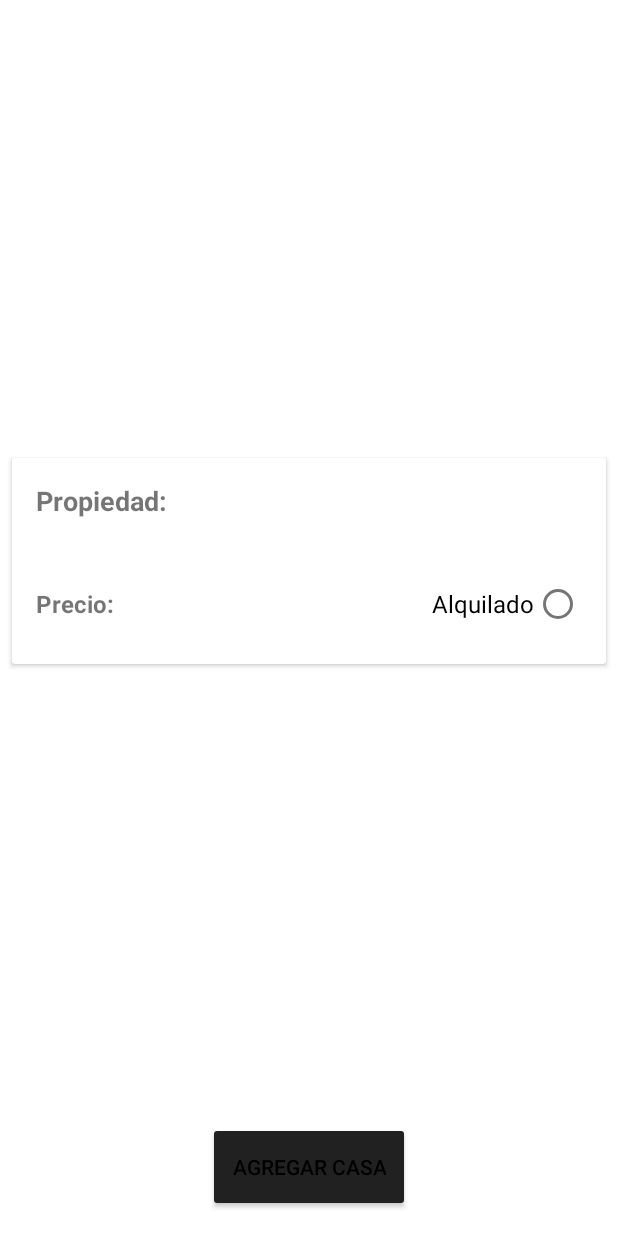
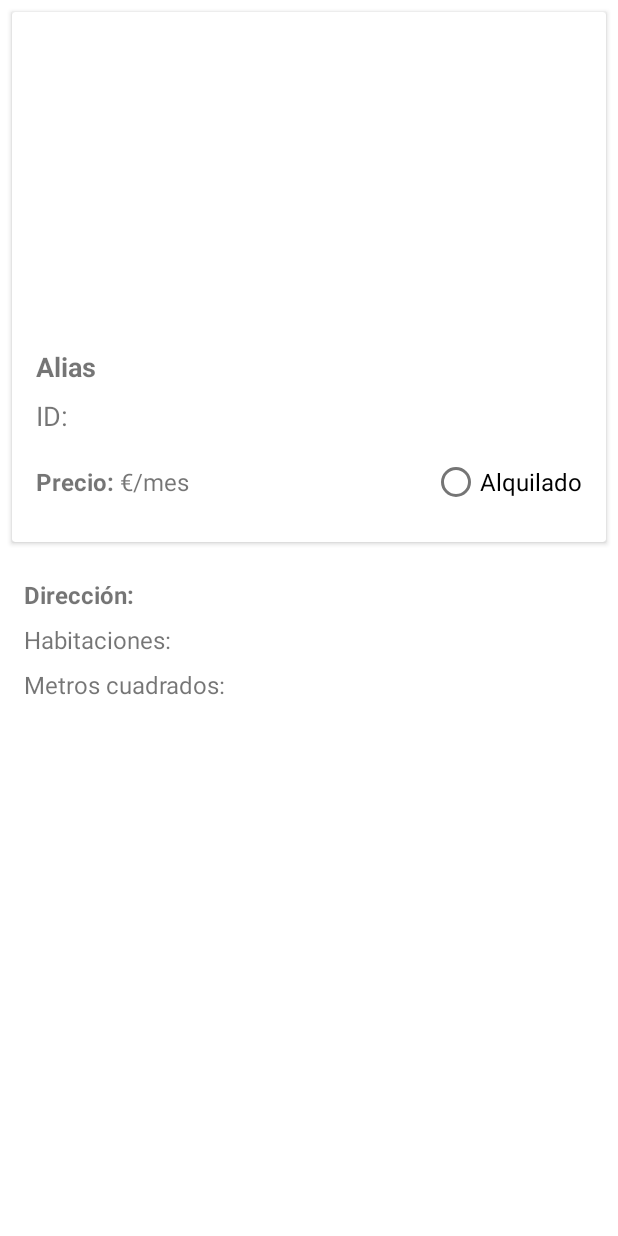
Before and after one commit to AlvaroEstebanMunoz/GestionViviendas, an Android app: the fragment DetalleCasaFragment shown on its own in the app's theme, on a phone screen of 412 x 824 dp. Run offline under Robolectric (Android 15) with nearby library versions, the phone set to English and light mode, and no system bars.

Commit message:
Inicio del desarrollo a la navegación al detalle de la casa. Ya se visualiza la lista de casas, pero no reconoce el doble click sobre la casa

```diff
--- a/app/src/main/res/layout/item_casa.xml
+++ b/app/src/main/res/layout/item_casa.xml
@@ -4,17 +4,19 @@
     xmlns:app="http://schemas.android.com/apk/res-auto"
     xmlns:tools="http://schemas.android.com/tools"
     android:layout_width="match_parent"
-    android:layout_height="match_parent">
+    android:layout_height="match_parent"
+    tools:context=".fragmentos.detalles.DetalleCasaFragment">
 
+    <!-- Réplica de la CardView de la lista de casas -->
     <androidx.cardview.widget.CardView
         android:layout_width="0dp"
         android:layout_height="wrap_content"
         android:layout_margin="8dp"
         android:elevation="4dp"
-        app:layout_constraintBottom_toTopOf="@+id/btnAddCasa"
-        app:layout_constraintEnd_toEndOf="parent"
+        android:id="@+id/cardViewCasa"
+        app:layout_constraintTop_toTopOf="parent"
         app:layout_constraintStart_toStartOf="parent"
-        app:layout_constraintTop_toTopOf="parent">
+        app:layout_constraintEnd_toEndOf="parent">
 
         <LinearLayout
             android:layout_width="match_parent"
@@ -22,19 +24,28 @@
             android:orientation="vertical"
             android:padding="16dp">
 
+            <ImageView
+                android:id="@+id/imagenCasa"
+                android:layout_width="match_parent"
+                android:layout_height="200dp"
+                android:scaleType="centerCrop" />
+
             <TextView
-                android:id="@+id/etiquetaPropiedad"
+                android:id="@+id/aliasCasa"
                 android:layout_width="wrap_content"
                 android:layout_height="wrap_content"
                 android:textSize="18sp"
                 android:textStyle="bold"
-                android:text="@string/propiedad"/>
+                android:layout_marginTop="8dp"
+                android:text="Alias"/>
 
             <TextView
                 android:id="@+id/textViewId"
                 android:layout_width="wrap_content"
                 android:layout_height="wrap_content"
-                android:textSize="18sp" />
+                android:textSize="18sp"
+                android:layout_marginTop="8dp"
+                android:text="ID: "/>
 
             <LinearLayout
                 android:layout_width="match_parent"
@@ -54,30 +65,54 @@
                     android:layout_width="wrap_content"
                     android:layout_height="wrap_content"
                     android:textSize="16sp"
-                    android:layout_weight="1"/>
+                    android:layout_weight="1"
+                    android:text="€/mes"/>
 
                 <RadioButton
                     android:id="@+id/textViewAlquilado"
                     android:layout_width="wrap_content"
                     android:layout_height="wrap_content"
-                    android:layoutDirection="rtl"
-                    android:text="@string/alquilado"
-                    android:textDirection="rtl"
-                    android:textSize="16sp" />
+                    android:text="Alquilado"
+                    android:textSize="16sp"
+                    android:checked="false"/>
             </LinearLayout>
         </LinearLayout>
-
     </androidx.cardview.widget.CardView>
 
-    <Button
-        android:id="@+id/btnAddCasa"
-        style="@style/CustomButtonStyle"
-        android:layout_width="wrap_content"
-        android:layout_height="60dp"
-        android:text="@string/agregar_casa"
-        app:layout_constraintBottom_toBottomOf="parent"
-        app:layout_constraintEnd_toEndOf="parent"
+    <!-- Sección para los detalles adicionales -->
+    <LinearLayout
+        android:layout_width="0dp"
+        android:layout_height="wrap_content"
+        android:orientation="vertical"
+        android:padding="16dp"
+        app:layout_constraintTop_toBottomOf="@id/cardViewCasa"
         app:layout_constraintStart_toStartOf="parent"
-        android:layout_marginBottom="16dp" />
+        app:layout_constraintEnd_toEndOf="parent">
+
+        <TextView
+            android:id="@+id/textViewDireccion"
+            android:layout_width="wrap_content"
+            android:layout_height="wrap_content"
+            android:text="Dirección: "
+            android:textSize="16sp"
+            android:textStyle="bold"
+            android:layout_marginTop="8dp"/>
+
+        <TextView
+            android:id="@+id/textViewHabitaciones"
+            android:layout_width="wrap_content"
+            android:layout_height="wrap_content"
+            android:text="Habitaciones: "
+            android:textSize="16sp"
+            android:layout_marginTop="8dp"/>
+
+        <TextView
+            android:id="@+id/textViewMetros"
+            android:layout_width="wrap_content"
+            android:layout_height="wrap_content"
+            android:text="Metros cuadrados: "
+            android:textSize="16sp"
+            android:layout_marginTop="8dp"/>
+    </LinearLayout>
 
 </androidx.constraintlayout.widget.ConstraintLayout>
```
Also changed, not shown: app/src/main/java/com/aem/gestionalquileres/fragmentos/CasasFragment.java (+20 -3 lines), app/src/main/java/com/aem/gestionalquileres/modelos/Casa.java (+33 -74 lines), app/src/main/res/layout/prueba.xml (deleted, +0 -117 lines).
